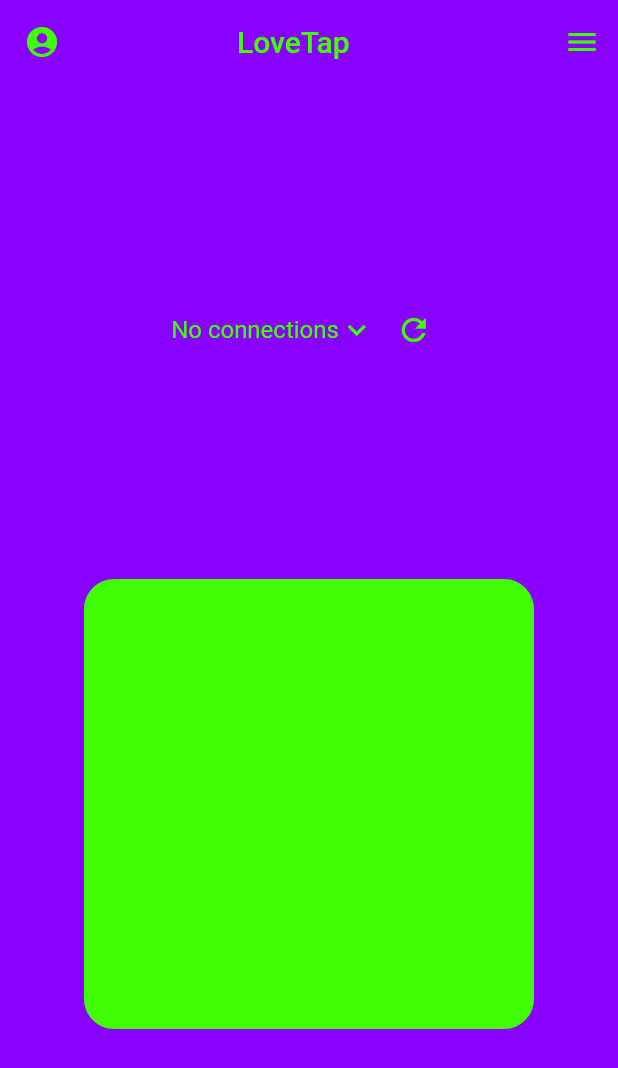
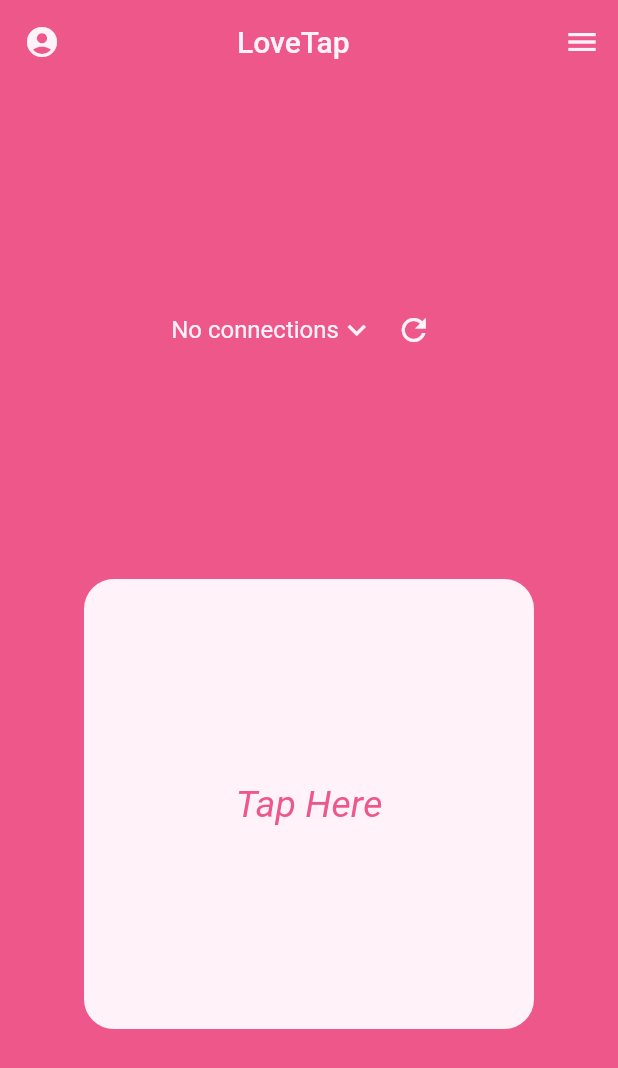
Before and after one commit to Thrasherop/lovetap3, a Flutter app: the screen it shows after launch, after a tap on "Sign in with Google", on a phone screen of 412 x 824 dp. Shown: the top 1068 px of the screen. Run offline on Flutter 3.47's test engine with Material 2 defaults, Android fonts, the phone set to English and light mode, and no system bars; our stand-ins replace cloud_firestore, cloud_functions, firebase_auth, firebase_core, firebase_crashlytics, firebase_messaging and 4 more; accounts and stored records are empty; network calls fail.

Commit message:
imported the correct colors

```diff
--- a/lib/interfaces/SettingManager.dart
+++ b/lib/interfaces/SettingManager.dart
@@ -116,18 +116,16 @@ class SettingManager {
     if (newTheme == "dark"){
 
       colorArray = MaterialColor(0xFF343A40, const <int, Color>{
-        1: Color(0xFFE5E5E5),
-        2: Color(0xFFBDBDBD),
-        3: Color(0xFF9E9E9E),
+        1: Color(0xFF1B1B1B),
+        2: Color(0xFFE8F4F6),
         400: Color(0xFFf53325), // Red
         500: Color(0xFFFFFFFF)
       });
 
     } else { // Default to light
       colorArray = MaterialColor(0xFF343A40, const <int, Color>{
-        1: Color(0xFFE5E5E5),
-        2: Color(0xFFBDBDBD),
-        3: Color(0xFF9E9E9E),
+        1: Color(0xFFee578a),
+        2: Color(0xFFFFF3F9),
         400: Color(0xFF8800FF),
         500: Color(0xFF41fc03),
         // 500: Color(0xFFdcb5ff)
--- a/lib/pages/HomeScreen.dart
+++ b/lib/pages/HomeScreen.dart
@@ -68,7 +68,7 @@ class _HomeScreenState extends State<HomeScreen> {
     if (destinationOptions.isEmpty){
       destinationOptions = <DropdownMenuItem>[DropdownMenuItem(child: Text("No connections"), value: "No connections")];
     }
-    _selectedDestination = destinationOptions[0].value;
+    _selectedDestination = destinationOptions[0].value ?? "No connections";
     setState(() {});
 
   }
@@ -156,7 +156,7 @@ class _HomeScreenState extends State<HomeScreen> {
 
       home: Container(
 
-        color: SettingManager.colorArray[400], // Home screen background
+        color: SettingManager.colorArray[1], // Home screen background
 
         child: Scaffold (
           backgroundColor: Colors.transparent, // transparent to show background of container
@@ -236,14 +236,14 @@ class _HomeScreenState extends State<HomeScreen> {
           ),
 
           appBar: AppBar(
-            iconTheme: IconThemeData(color: SettingManager.colorArray[500]), // this sets the drawer color
+            iconTheme: IconThemeData(color: SettingManager.colorArray[2]), // this sets the drawer color
             automaticallyImplyLeading: false, // Removes the back arrow from the top left
             title: Row(
               mainAxisAlignment: MainAxisAlignment.start,
               children: [
-                Icon(Icons.account_circle_rounded, color: SettingManager.colorArray[500]),
+                Icon(Icons.account_circle_rounded, color: SettingManager.colorArray[2]),
                 SizedBox(width: 118), // centers the title
-                Text("LoveTap", style: TextStyle(color: SettingManager.colorArray[500]),),
+                Text("LoveTap", style: TextStyle(color: SettingManager.colorArray[2]),),
               ]
             ),
             centerTitle: false,
@@ -284,12 +284,12 @@ class _HomeScreenState extends State<HomeScreen> {
                               dropdownColor: Color.fromRGBO(243, 53, 136, 1),
                               borderRadius: BorderRadius.circular(10),
                               style: TextStyle(
-                                color: SettingManager.colorArray[500],
+                                color: SettingManager.colorArray[2],
                                 fontSize: 16,
                               ),
                               icon: Icon(
                                 Icons.keyboard_arrow_down,
-                                color: SettingManager.colorArray[500],
+                                color: SettingManager.colorArray[2],
                               ),
                               underline: Container(), // Get rid of the underline
 
@@ -304,7 +304,7 @@ class _HomeScreenState extends State<HomeScreen> {
                           // Update the list and setState()
                           onPressed: () {updateList(); setState(() {});},
                           icon: const Icon(Icons.refresh),
-                          color: SettingManager.colorArray[500],
+                          color: SettingManager.colorArray[2],
                         )
                       ],
                     ),
@@ -328,9 +328,9 @@ class _HomeScreenState extends State<HomeScreen> {
 
                         decoration: BoxDecoration(
                           borderRadius: BorderRadius.circular(20),
-                          color: SettingManager.colorArray[500], // Color of the tap square
+                          color: SettingManager.colorArray[2], // Color of the tap square
                           border: Border.all(
-                            color: SettingManager.colorArray[500]!,
+                            color: SettingManager.colorArray[2]!,
                             width: 2.0,
                             style: BorderStyle.solid,
                           ),
@@ -340,7 +340,7 @@ class _HomeScreenState extends State<HomeScreen> {
                             "Tap Here",
                             style: TextStyle(
                               fontStyle: FontStyle.italic,
-                              color: SettingManager.colorArray[500],
+                              color: SettingManager.colorArray[1],
                               fontSize: 25,
                             ),
                           )
```
